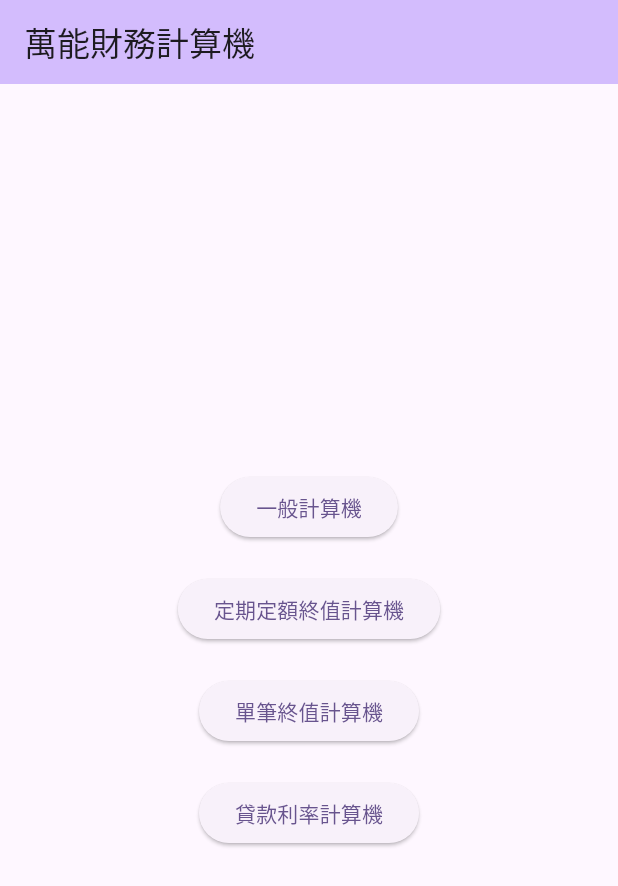
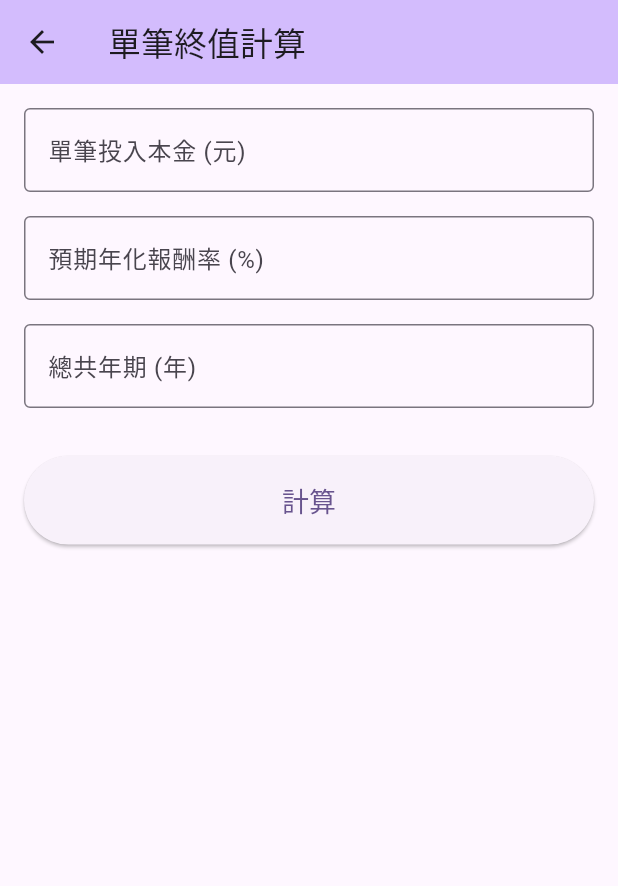
Before and after one commit to PoYuHan/finance_calculator, a Flutter app: the screen it shows after launch, after a tap on "單筆終值計算機", on a phone screen of 412 x 824 dp. Shown: the top 886 px of the screen. Run offline on Flutter 3.47's test engine with Material 3 defaults, Android fonts, the phone set to English and light mode, and no system bars.

Commit message:
feat: Implement logic and UI for lump sum calculator

```diff
--- a/lib/main.dart
+++ b/lib/main.dart
@@ -1,6 +1,7 @@
 // 引入 Flutter 的材料設計函式庫，這是我們所有 UI 元件的來源
 import 'package:flutter/material.dart';
 import 'screens/standard_calculator_screen.dart';
+import 'screens/lump_sum_calculator_screen.dart';
 
 // main 函式是我們 App 的入口點，就像房子的總開關
 void main() {
@@ -74,7 +75,10 @@ class MainMenuScreen extends StatelessWidget {
 
             ElevatedButton(
               onPressed: () {
-                // TODO: 導航到單筆終值計算機
+                Navigator.push(
+                  context,
+                  MaterialPageRoute(builder: (context) => const LumpSumCalculatorScreen()),
+                );
               },
               child: const Text('單筆終值計算機'),
             ),
--- /dev/null
+++ b/lib/screens/lump_sum_calculator_screen.dart
@@ -0,0 +1,135 @@
+import 'package:flutter/material.dart';
+import 'dart:math'; // 引入 Dart 的數學函式庫，我們需要用它來做次方運算
+import 'package:intl/intl.dart'; // 引入我們剛剛新增的數字格式化套件
+
+class LumpSumCalculatorScreen extends StatefulWidget {
+  const LumpSumCalculatorScreen({super.key});
+
+  @override
+  State<LumpSumCalculatorScreen> createState() => _LumpSumCalculatorScreenState();
+}
+
+class _LumpSumCalculatorScreenState extends State<LumpSumCalculatorScreen> {
+  // 【新概念】TextEditingController:
+  // 這是文字輸入框的「控制器」。我們需要用它來讀取使用者在輸入框裡填寫的內容。
+  // 每個輸入框都需要一個自己的控制器。
+  final _principalController = TextEditingController(); // 本金控制器
+  final _rateController = TextEditingController();      // 利率控制器
+  final _yearsController = TextEditingController();     // 年期控制器
+
+  String _result = ''; // 用來儲存並顯示計算結果的變數
+
+  // 計算按鈕的邏輯，我們先留空，下一步再實作
+  void _calculate() {
+    // 【核心邏輯】
+    // 1. 讀取輸入值並轉換為數字。
+    //    double.tryParse 如果轉換失敗 (例如輸入框是空的或非數字)，會回傳 null，這樣 App 才不會崩潰。
+    final double? principal = double.tryParse(_principalController.text);
+    final double? rate = double.tryParse(_rateController.text);
+    final int? years = int.tryParse(_yearsController.text);
+
+    // 2. 驗證輸入：確保所有欄位都有有效的數字。
+    if (principal == null || rate == null || years == null) {
+      setState(() {
+        _result = '請輸入所有有效的數值';
+      });
+      return; // 終止計算
+    }
+
+    // 3. 執行財務公式：FV = PV * (1 + r)^n
+    //    - 將年利率從百分比轉換為小數 (例如 7% -> 0.07)
+    final double monthlyRate = rate / 100;
+    //    - 使用 dart:math 的 pow() 函式進行次方運算
+    final double futureValue = principal * pow((1 + monthlyRate), years);
+
+    // 4. 格式化輸出，並更新畫面。
+    //    - 使用 intl 套件的 NumberFormat 來格式化數字，加上千分位，更易讀。
+    final formatter = NumberFormat('#,##0', 'en_US');
+
+    setState(() {
+      _result = '在第 $years 年底，\n您的資產總值約為\n${formatter.format(futureValue)} 元';
+    });
+  }
+
+  @override
+  Widget build(BuildContext context) {
+    return Scaffold(
+      appBar: AppBar(
+        title: const Text('單筆終值計算'),
+        backgroundColor: Theme.of(context).colorScheme.inversePrimary,
+      ),
+      // 【新概念】SingleChildScrollView:
+      // 當內容可能超出螢幕高度時 (例如彈出鍵盤)，用它包起來可以讓頁面滾動，避免出錯。
+      body: SingleChildScrollView(
+        // Padding 在內容周圍增加一些留白，讓版面更好看
+        padding: const EdgeInsets.all(16.0),
+        child: Column(
+          // crossAxisAlignment: CrossAxisAlignment.stretch 讓子元件在水平方向上撐滿
+          crossAxisAlignment: CrossAxisAlignment.stretch,
+          children: <Widget>[
+            // 【新概念】TextField:
+            // 這就是文字輸入框 Widget。
+            TextField(
+              controller: _principalController, // 綁定本金控制器
+              // decoration 用來美化輸入框，例如加上標籤
+              decoration: const InputDecoration(
+                labelText: '單筆投入本金 (元)',
+                border: OutlineInputBorder(),
+              ),
+              // keyboardType 指定彈出的鍵盤類型，numberWithOptions 更方便使用者輸入數字和小數點
+              keyboardType: const TextInputType.numberWithOptions(decimal: true),
+            ),
+            const SizedBox(height: 16), // 間距
+
+            TextField(
+              controller: _rateController, // 綁定利率控制器
+              decoration: const InputDecoration(
+                labelText: '預期年化報酬率 (%)',
+                border: OutlineInputBorder(),
+              ),
+              keyboardType: const TextInputType.numberWithOptions(decimal: true),
+            ),
+            const SizedBox(height: 16),
+
+            TextField(
+              controller: _yearsController, // 綁定年期控制器
+              decoration: const InputDecoration(
+                labelText: '總共年期 (年)',
+                border: OutlineInputBorder(),
+              ),
+              keyboardType: TextInputType.number,
+            ),
+            const SizedBox(height: 32),
+
+            // 計算按鈕
+            ElevatedButton(
+              onPressed: _calculate, // 點擊時觸發 _calculate 方法
+              style: ElevatedButton.styleFrom(
+                padding: const EdgeInsets.symmetric(vertical: 16),
+                textStyle: const TextStyle(fontSize: 18),
+              ),
+              child: const Text('計算'),
+            ),
+            const SizedBox(height: 32),
+
+            // 顯示結果的區域
+            Text(
+              _result, // 顯示 _result 變數的內容
+              textAlign: TextAlign.center,
+              style: const TextStyle(fontSize: 24, fontWeight: FontWeight.bold),
+            ),
+          ],
+        ),
+      ),
+    );
+  }
+
+  // 為了良好的資源管理，當頁面銷毀時，我們需要一併銷毀控制器
+  @override
+  void dispose() {
+    _principalController.dispose();
+    _rateController.dispose();
+    _yearsController.dispose();
+    super.dispose();
+  }
+}
--- a/pubspec.yaml
+++ b/pubspec.yaml
@@ -34,6 +34,7 @@ dependencies:
   # The following adds the Cupertino Icons font to your application.
   # Use with the CupertinoIcons class for iOS style icons.
   cupertino_icons: ^1.0.8
+  intl: ^0.20.2
 
 dev_dependencies:
   flutter_test:
```
Also changed, not shown: pubspec.lock.
